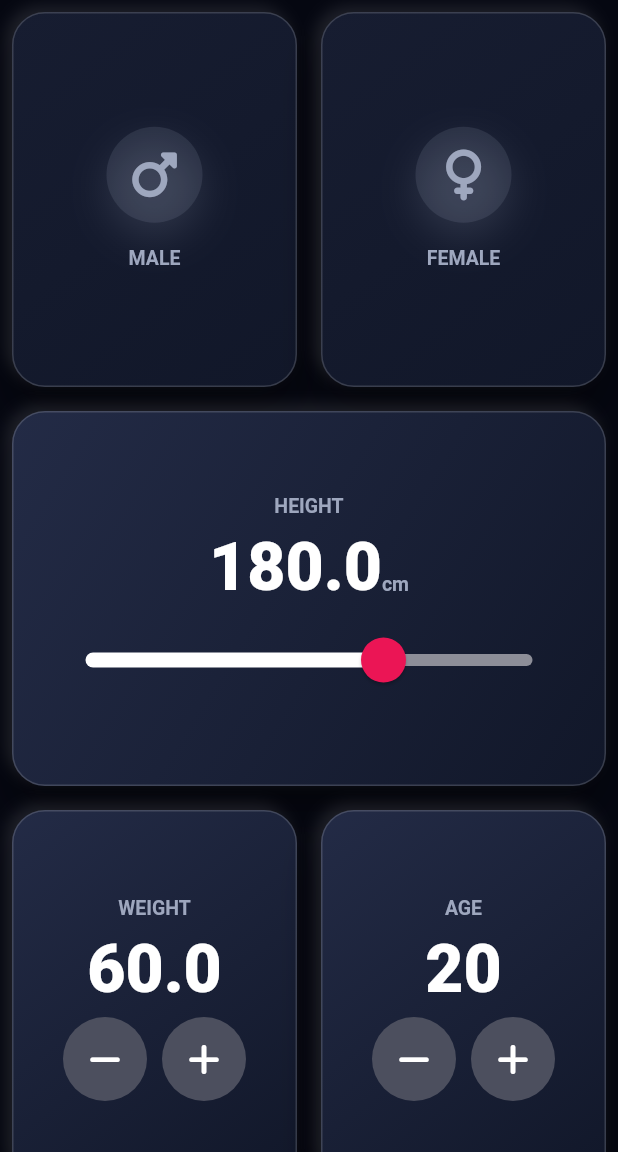
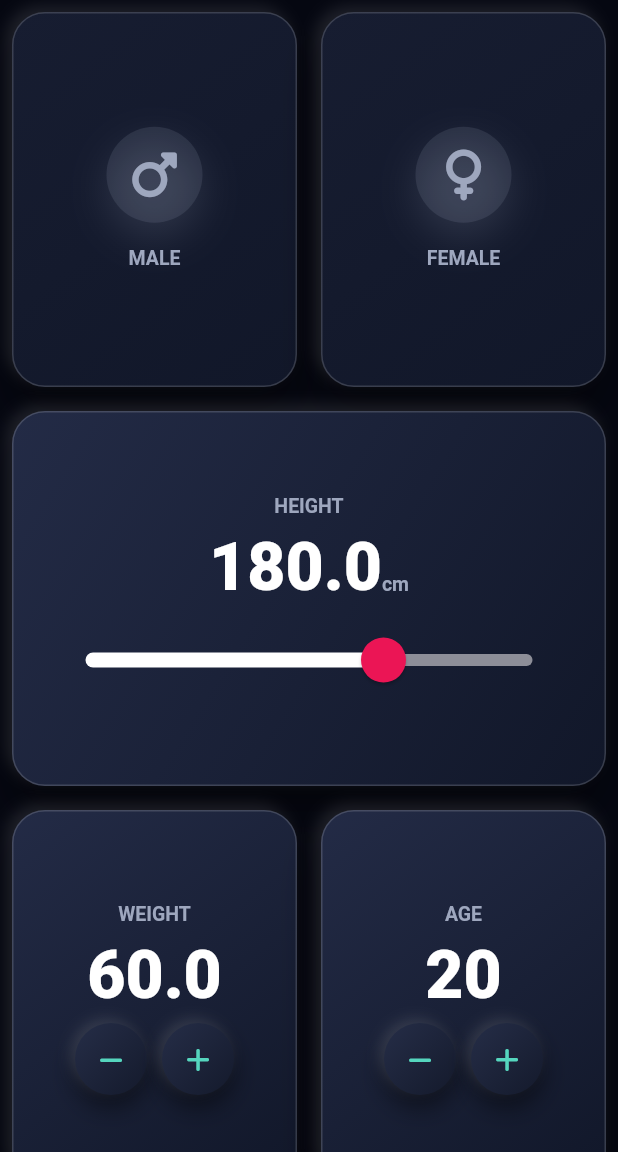
Before and after one commit to RensithUdara/bmi_calculator, a Flutter app: the screen it shows after launch, on a phone screen of 412 x 824 dp, the part 84-1236 px from its top. Run offline on Flutter 3.47's test engine with Material 3 defaults, Android fonts, the phone set to English and light mode, and no system bars; our stand-ins replace font_awesome_flutter.

Commit message:
refactor: Update RoundIconButton for improved styling and structure

```diff
--- a/lib/components/round_icon_button.dart
+++ b/lib/components/round_icon_button.dart
@@ -1,4 +1,5 @@
 import 'package:flutter/material.dart';
+import 'package:bmicalc/constants.dart';
 
 class RoundIconButton extends StatelessWidget {
   const RoundIconButton({
@@ -6,8 +7,8 @@ class RoundIconButton extends StatelessWidget {
     required this.icon,
     required this.onPressed,
     this.onLongPressed,
-    this.size = 56.0,
-    this.color = const Color(0xFF4C4F5E),
+    this.size = 48.0,
+    this.color = const Color(0xFF252D47),
     this.elevation = 0.0,
   }) : super(key: key);
 
@@ -20,17 +21,36 @@ class RoundIconButton extends StatelessWidget {
 
   @override
   Widget build(BuildContext context) {
-    return RawMaterialButton(
-      elevation: elevation,
-      onPressed: onPressed,
-      onLongPress: onLongPressed ?? onLongPressed,
-      constraints: BoxConstraints.tightFor(
-        width: size,
-        height: size,
+    return DecoratedBox(
+      decoration: BoxDecoration(
+        shape: BoxShape.circle,
+        gradient: LinearGradient(
+          begin: Alignment.topLeft,
+          end: Alignment.bottomRight,
+          colors: [color.withValues(alpha: 0.98), const Color(0xFF141A2C)],
+        ),
+        boxShadow: const [
+          BoxShadow(
+            color: Color(0x80000000),
+            blurRadius: 14,
+            offset: Offset(0, 8),
+          ),
+          BoxShadow(
+            color: Color(0x1FFFFFFF),
+            blurRadius: 7,
+            offset: Offset(-3, -3),
+          ),
+        ],
       ),
-      shape: const CircleBorder(),
-      fillColor: color,
-      child: Icon(icon),
+      child: RawMaterialButton(
+        elevation: elevation,
+        onPressed: onPressed,
+        onLongPress: onLongPressed,
+        constraints: BoxConstraints.tightFor(width: size, height: size),
+        shape: const CircleBorder(),
+        fillColor: Colors.transparent,
+        child: Icon(icon, color: kAccentColorAlt, size: 18),
+      ),
     );
   }
 }
```
